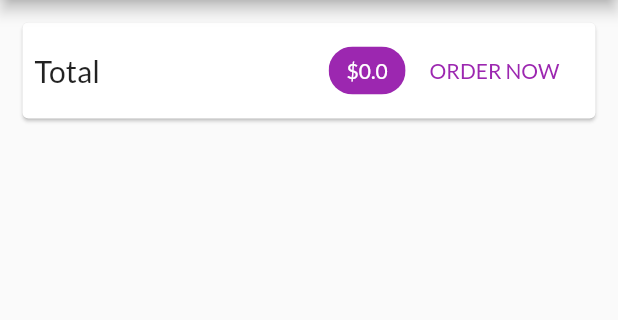
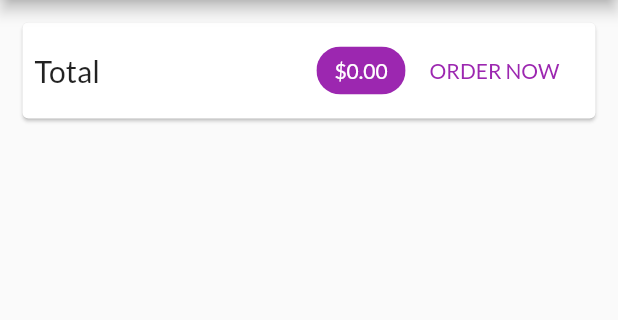
Before and after one commit to tmoller96/Flutter-course, a Flutter app: the CartScreen screen opened by its route, after a tap on "ORDER NOW", on a phone screen of 412 x 824 dp, the part 84-404 px from its top. Run offline on Flutter 3.47's test engine with Material 2 defaults, Android fonts, the phone set to English and light mode, and no system bars; network calls fail.

Commit message:
Add more functionality to shopping app

```diff
--- a/shopping_app/lib/providers/cart.dart
+++ b/shopping_app/lib/providers/cart.dart
@@ -62,4 +62,9 @@ class Cart with ChangeNotifier {
     _items.remove(productId);
     notifyListeners();
   }
+
+  void clear() {
+    _items = {};
+    notifyListeners();
+  }
 }
--- /dev/null
+++ b/shopping_app/lib/providers/orders.dart
@@ -0,0 +1,38 @@
+import 'package:flutter/foundation.dart';
+
+import 'cart.dart';
+
+class OrderItem {
+  final String id;
+  final double amount;
+  final List<CartItem> products;
+  final DateTime dateTime;
+
+  OrderItem({
+    @required this.id,
+    @required this.amount,
+    @required this.products,
+    @required this.dateTime,
+  });
+}
+
+class Orders with ChangeNotifier {
+  List<OrderItem> _orders = [];
+
+  List<OrderItem> get orders {
+    return _orders;
+  }
+
+  void addOrder(List<CartItem> cartProducts, double total) {
+    _orders.insert(
+      0,
+      OrderItem(
+          id: DateTime.now().toString(),
+          amount: total,
+          dateTime: DateTime.now(),
+          products: cartProducts),
+    );
+
+    notifyListeners();
+  }
+}
--- a/shopping_app/lib/screens/cart_screen.dart
+++ b/shopping_app/lib/screens/cart_screen.dart
@@ -1,6 +1,7 @@
 import 'package:flutter/material.dart';
 import 'package:provider/provider.dart';
 import 'package:shopping_app/providers/cart.dart' show Cart;
+import 'package:shopping_app/providers/orders.dart';
 import 'package:shopping_app/widgets/cart_item.dart';
 
 class CartScreen extends StatelessWidget {
@@ -28,7 +29,7 @@ class CartScreen extends StatelessWidget {
                   Spacer(),
                   Chip(
                     label: Text(
-                      "\$${cart.totalAmount}",
+                      "\$${cart.totalAmount.toStringAsFixed(2)}",
                       style: TextStyle(
                           color: Theme.of(context)
                               .primaryTextTheme
@@ -39,7 +40,13 @@ class CartScreen extends StatelessWidget {
                   ),
                   FlatButton(
                     child: Text("ORDER NOW"),
-                    onPressed: () {},
+                    onPressed: () {
+                      Provider.of<Orders>(context, listen: false).addOrder(
+                        cart.items.values.toList(),
+                        cart.totalAmount,
+                      );
+                      cart.clear();
+                    },
                     textColor: Theme.of(context).primaryColor,
                   ),
                 ],
--- /dev/null
+++ b/shopping_app/lib/screens/orders_screen.dart
@@ -0,0 +1,26 @@
+import 'package:flutter/material.dart';
+import 'package:provider/provider.dart';
+import 'package:shopping_app/providers/orders.dart' show Orders;
+import 'package:shopping_app/widgets/app_drawer.dart';
+import 'package:shopping_app/widgets/order_item.dart';
+
+class OrdersScreen extends StatelessWidget {
+  static const routeName = "/orders";
+
+  @override
+  Widget build(BuildContext context) {
+    final orders = Provider.of<Orders>(context).orders;
+    return Scaffold(
+      appBar: AppBar(
+        title: Text("Your cart"),
+      ),
+      drawer: AppDrawer(),
+      body: ListView.builder(
+        itemCount: orders.length,
+        itemBuilder: (context, index) => OrderItem(
+          orders[index],
+        ),
+      ),
+    );
+  }
+}
--- a/shopping_app/lib/screens/products_overview_screen.dart
+++ b/shopping_app/lib/screens/products_overview_screen.dart
@@ -2,6 +2,7 @@ import 'package:flutter/material.dart';
 import 'package:provider/provider.dart';
 import 'package:shopping_app/providers/cart.dart';
 import 'package:shopping_app/screens/cart_screen.dart';
+import 'package:shopping_app/widgets/app_drawer.dart';
 import 'package:shopping_app/widgets/badge.dart';
 import 'package:shopping_app/widgets/products_grid.dart';
 
@@ -62,6 +63,7 @@ class _ProductsOverviewScreenState extends State<ProductsOverviewScreen> {
           ),
         ],
       ),
+      drawer: AppDrawer(),
       body: ProductsGrid(_showOnlyFavoritesData),
     );
   }
--- /dev/null
+++ b/shopping_app/lib/widgets/order_item.dart
@@ -0,0 +1,72 @@
+import 'dart:math';
+
+import 'package:flutter/material.dart';
+import 'package:intl/intl.dart';
+import '../providers/orders.dart' as ord;
+
+class OrderItem extends StatefulWidget {
+  final ord.OrderItem order;
+
+  OrderItem(this.order);
+
+  @override
+  _OrderItemState createState() => _OrderItemState();
+}
+
+class _OrderItemState extends State<OrderItem> {
+  var _expanded = false;
+
+  @override
+  Widget build(BuildContext context) {
+    return Card(
+      margin: EdgeInsets.all(10),
+      child: Column(
+        children: [
+          ListTile(
+            title: Text(
+              '\$${widget.order.amount}',
+            ),
+            subtitle: Text(
+              DateFormat("dd/MM/yyyy hh:mm").format(widget.order.dateTime),
+            ),
+            trailing: IconButton(
+              icon: Icon(_expanded ? Icons.expand_less : Icons.expand_more),
+              onPressed: () {
+                setState(() {
+                  _expanded = !_expanded;
+                });
+              },
+            ),
+          ),
+          if (_expanded)
+            Container(
+              padding: EdgeInsets.symmetric(horizontal: 15, vertical: 4),
+              height: min(widget.order.products.length * 20.0 + 10, 100),
+              child: ListView.builder(
+                itemCount: widget.order.products.length,
+                itemBuilder: (context, i) => Row(
+                  mainAxisAlignment: MainAxisAlignment.spaceBetween,
+                  children: [
+                    Text(
+                      widget.order.products[i].title,
+                      style: TextStyle(
+                        fontSize: 18,
+                        fontWeight: FontWeight.bold,
+                      ),
+                    ),
+                    Text(
+                      "${widget.order.products[i].quantity}x \$${widget.order.products[i].price}",
+                      style: TextStyle(
+                        fontSize: 18,
+                        color: Colors.grey,
+                      ),
+                    ),
+                  ],
+                ),
+              ),
+            )
+        ],
+      ),
+    );
+  }
+}
--- a/shopping_app/pubspec.yaml
+++ b/shopping_app/pubspec.yaml
@@ -20,6 +20,7 @@ dependencies:
   flutter:
     sdk: flutter
   provider: ^4.3.2+2
+  intl: ^0.16.1
 
   # The following adds the Cupertino Icons font to your application.
   # Use with the CupertinoIcons class for iOS style icons.
```
Also changed, not shown: shopping_app/lib/main.dart (+7 -1 lines), shopping_app/lib/screens/product_detail_screen.dart (+35 -0 lines), shopping_app/lib/widgets/app_drawer.dart (added, +35 -0 lines), shopping_app/pubspec.lock.
